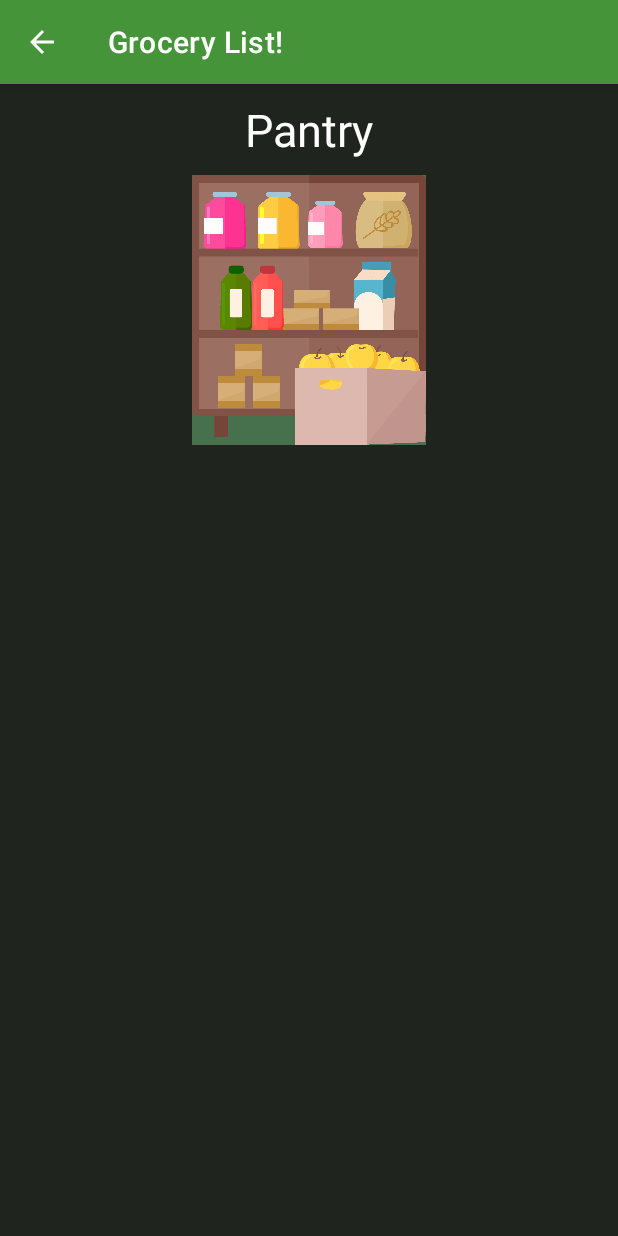
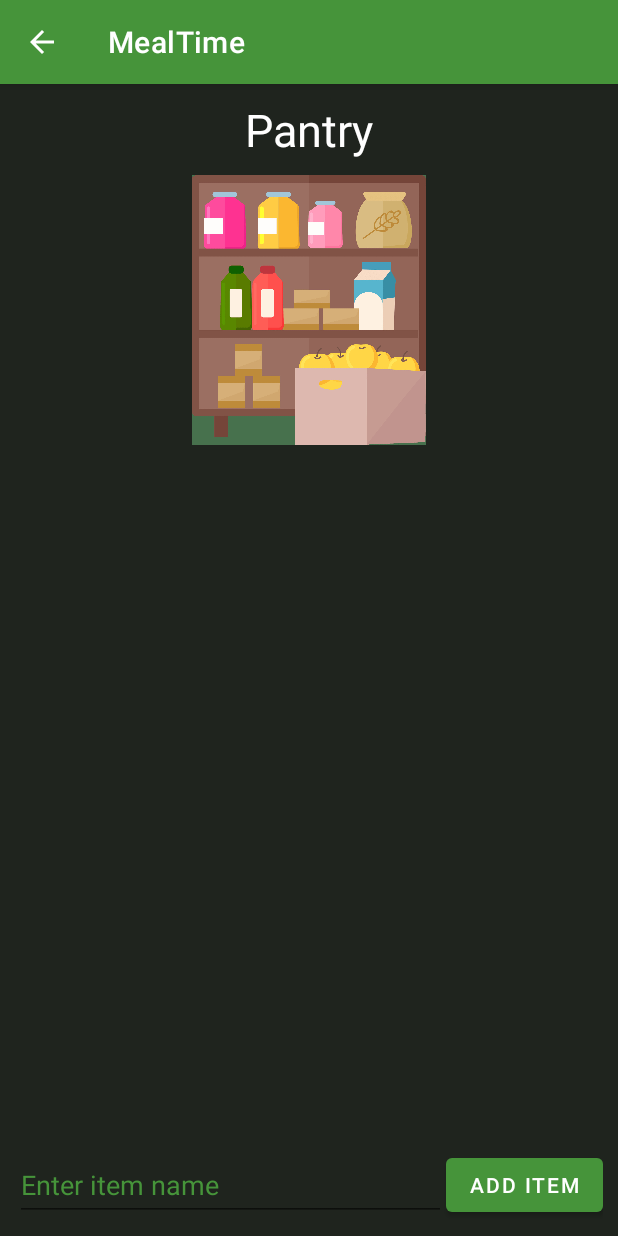
Before and after one commit to aditya-arcot/GroceryList, an Android app: the PantryActivity screen opened directly, with no data from a screen before it, on a phone screen of 412 x 824 dp. Run offline under Robolectric (Android 15) with nearby library versions, the phone set to English and light mode, and no system bars.

Commit message:
Pantry - user input, save, load data, layout changes Manifest updated Changed app name

```diff
--- a/app/src/main/AndroidManifest.xml
+++ b/app/src/main/AndroidManifest.xml
@@ -20,7 +20,7 @@
         <activity android:name=".NearbyGroceryStoresActivity"
             android:parentActivityName=".MainActivity">
         </activity>
-        <activity android:name=".PantryActivity"
+        <activity android:name=".pantry.PantryActivity"
             android:parentActivityName=".MainActivity">
         </activity>
         <activity
--- a/app/src/main/java/com/example/grocerylist/MainActivity.kt
+++ b/app/src/main/java/com/example/grocerylist/MainActivity.kt
@@ -4,9 +4,10 @@ import android.content.Intent
 import androidx.appcompat.app.AppCompatActivity
 import android.os.Bundle
 import android.widget.Button
+import com.example.grocerylist.pantry.PantryActivity
+import com.example.grocerylist.list.ListActivity
 
 class MainActivity : AppCompatActivity() {
-
     override fun onCreate(savedInstanceState: Bundle?) {
         super.onCreate(savedInstanceState)
         setContentView(R.layout.activity_main)
--- a/app/src/main/java/com/example/grocerylist/NearbyGroceryStoresActivity.kt
+++ b/app/src/main/java/com/example/grocerylist/NearbyGroceryStoresActivity.kt
@@ -46,7 +46,7 @@ class NearbyGroceryStoresActivity : AppCompatActivity(), OnMapReadyCallback {
 
         populateNearbyGroceryStores(map)
 
-        map.mapType = GoogleMap.MAP_TYPE_SATELLITE
+        map.mapType = GoogleMap.MAP_TYPE_NORMAL
     }
 
     private fun populateNearbyGroceryStores(map:GoogleMap) {
--- /dev/null
+++ b/app/src/main/java/com/example/grocerylist/pantry/PantryActivity.kt
@@ -0,0 +1,89 @@
+package com.example.grocerylist.pantry
+
+import android.content.Context
+import android.content.SharedPreferences
+import android.os.Bundle
+import android.preference.PreferenceManager
+import android.util.Log
+import android.view.MotionEvent
+import android.view.inputmethod.InputMethodManager
+import android.widget.Button
+import android.widget.EditText
+import androidx.appcompat.app.AppCompatActivity
+import androidx.recyclerview.widget.RecyclerView
+import com.example.grocerylist.R
+import com.google.gson.Gson
+import com.google.gson.reflect.TypeToken
+import java.lang.reflect.Type
+
+lateinit var data: ArrayList<PantryItem>
+lateinit var sharedPrefs: SharedPreferences
+
+class PantryActivity : AppCompatActivity() {
+    override fun onCreate(savedInstanceState: Bundle?) {
+        super.onCreate(savedInstanceState)
+        setContentView(R.layout.activity_pantry)
+
+        sharedPrefs = PreferenceManager.getDefaultSharedPreferences(this)
+
+        val lst = loadList()
+        data = if (lst != null) lst else ArrayList()
+
+        val adapter = PantryItemAdapter(this){ checkBoxClick() }
+
+        val recyclerView = findViewById<RecyclerView>(R.id.pantry_recycler_view)
+        recyclerView.adapter = adapter
+
+        val addButton = findViewById<Button>(R.id.pantry_add_button)
+        val addField = findViewById<EditText>(R.id.pantry_input)
+        addButton.setOnClickListener{ buttonClicked(addField, adapter)}
+
+    }
+
+    private fun checkBoxClick(){
+        saveList(data)
+    }
+
+    private fun saveList(lst: ArrayList<PantryItem>){
+        val editor = sharedPrefs.edit()
+        val gson = Gson()
+        val json = gson.toJson(lst)
+        editor.putString("pantry", json)
+        editor.apply()
+
+        Log.i("user", "saved: $lst")
+    }
+
+    private fun loadList(): ArrayList<PantryItem>? {
+        val gson = Gson()
+        val json = sharedPrefs.getString("pantry", "")
+        val type: Type = object : TypeToken<ArrayList<PantryItem?>?>() {}.type
+        val lst: ArrayList<PantryItem>? = gson.fromJson(json, type)
+
+        Log.i("user", "loaded: $lst")
+
+        return lst
+    }
+
+    private fun buttonClicked(textField: EditText, adapter: PantryItemAdapter){
+        val text = textField.text.toString().replace("\n", " ")
+
+        if (text != ""){
+            textField.setText("")
+
+            data.add(PantryItem(false, text))
+            adapter.notifyItemChanged(data.size - 1)
+
+            saveList(data)
+        }
+    }
+
+    override fun dispatchTouchEvent(ev: MotionEvent?): Boolean {
+        if (currentFocus != null) {
+            val imm = this.getSystemService(Context.INPUT_METHOD_SERVICE) as InputMethodManager
+            imm.hideSoftInputFromWindow(this.currentFocus!!.windowToken, 0)
+        }
+        return super.dispatchTouchEvent(ev)
+    }
+
+}
--- /dev/null
+++ b/app/src/main/java/com/example/grocerylist/pantry/PantryItem.kt
@@ -0,0 +1,6 @@
+package com.example.grocerylist.pantry
+
+data class PantryItem (
+    val checked: Boolean,
+    val pantryItemName: String
+    )
--- /dev/null
+++ b/app/src/main/java/com/example/grocerylist/pantry/PantryItemAdapter.kt
@@ -0,0 +1,44 @@
+package com.example.grocerylist.pantry
+
+import android.content.Context
+import android.view.LayoutInflater
+import android.view.View
+import android.view.ViewGroup
+import android.widget.CheckBox
+import android.widget.TextView
+import androidx.recyclerview.widget.RecyclerView
+import com.example.grocerylist.R
+
+class PantryItemAdapter (
+    private val context: Context,
+    private val checkBoxClick: (Any) -> Unit
+
+): RecyclerView.Adapter<PantryItemAdapter.ItemViewHolder>(){
+
+    class ItemViewHolder(view: View): RecyclerView.ViewHolder(view){
+        val textView: TextView = view.findViewById(R.id.pantry_item_name)
+        val checkBox: CheckBox = view.findViewById(R.id.pantry_item_checkbox)
+    }
+
+    override fun onCreateViewHolder(parent: ViewGroup, viewType: Int): ItemViewHolder {
+        val adapterLayout = LayoutInflater.from(parent.context).inflate(R.layout.pantry_item, parent, false)
+        return ItemViewHolder(adapterLayout)
+    }
+
+    override fun onBindViewHolder(holder: ItemViewHolder, position: Int) {
+        val item = data[position]
+        holder.textView.text = item.pantryItemName
+        holder.checkBox.isChecked = item.checked
+
+        holder.textView.setOnClickListener {}
+
+        holder.checkBox.setOnClickListener {
+            data.remove(item)
+            notifyDataSetChanged()
+            checkBoxClick("")
+        }
+    }
+
+    override fun getItemCount() = data.size
+
+}
--- a/app/src/main/res/layout/activity_list.xml
+++ b/app/src/main/res/layout/activity_list.xml
@@ -3,9 +3,8 @@
     xmlns:android="http://schemas.android.com/apk/res/android"
     xmlns:app="http://schemas.android.com/apk/res-auto"
 
+    android:padding="10dp"
     android:background="@color/grey"
-
-    android:padding="10dp"
 
     android:layout_width="match_parent"
     android:layout_height="match_parent"
--- a/app/src/main/res/layout/activity_pantry.xml
+++ b/app/src/main/res/layout/activity_pantry.xml
@@ -25,7 +25,7 @@
         />
 
     <ImageView
-        android:id="@+id/list_placeholder"
+        android:id="@+id/pantry_image"
         android:src="@drawable/pantry_image"
 
         android:padding="10dp"
@@ -40,17 +40,53 @@
         />
 
     <androidx.recyclerview.widget.RecyclerView
-        android:id="@+id/recycler_view"
+        android:id="@+id/pantry_recycler_view"
 
         app:layoutManager="LinearLayoutManager"
-        android:scrollbars="vertical"
 
         android:layout_width="match_parent"
         android:layout_height="0dp"
 
-        app:layout_constraintTop_toBottomOf="@id/list_placeholder"
+        app:layout_constraintTop_toBottomOf="@id/pantry_image"
+        app:layout_constraintBottom_toTopOf="@id/pantry_linear_layout"
         app:layout_constraintRight_toRightOf="parent"
         app:layout_constraintLeft_toLeftOf="parent"
         />
 
+    <LinearLayout
+        android:id="@+id/pantry_linear_layout"
+
+        android:background="@color/grey"
+
+        android:orientation="horizontal"
+
+        android:layout_width="fill_parent"
+        android:layout_height="wrap_content"
+
+        app:layout_constraintBottom_toBottomOf="parent"
+        app:layout_constraintRight_toRightOf="parent"
+        app:layout_constraintLeft_toLeftOf="parent"
+        >
+
+        <EditText
+            android:id="@+id/pantry_input"
+            android:hint="Enter item name"
+            android:textColorHint="@color/green"
+            android:textColor="@color/white"
+
+            android:layout_weight="1"
+            android:layout_width="0dp"
+            android:layout_height="match_parent"
+            />
+
+        <Button
+            android:id="@+id/pantry_add_button"
+            android:text="Add item"
+
+            android:layout_width="wrap_content"
+            android:layout_height="fill_parent"
+            />
+
+    </LinearLayout>
+
 </androidx.constraintlayout.widget.ConstraintLayout>
--- a/app/src/main/res/values/strings.xml
+++ b/app/src/main/res/values/strings.xml
@@ -1,5 +1,5 @@
 <resources>
-    <string name="app_name">Grocery List!</string>
+    <string name="app_name">MealTime</string>
 
     <string name="normal_map">Normal Map</string>
     <string name="satellite_map">Satellite Map</string>
```
Also changed, not shown: app/src/main/java/com/example/grocerylist/PantryActivity.kt (deleted, +0 -13 lines), app/src/main/res/layout/pantry_item.xml (added, +29 -0 lines).
